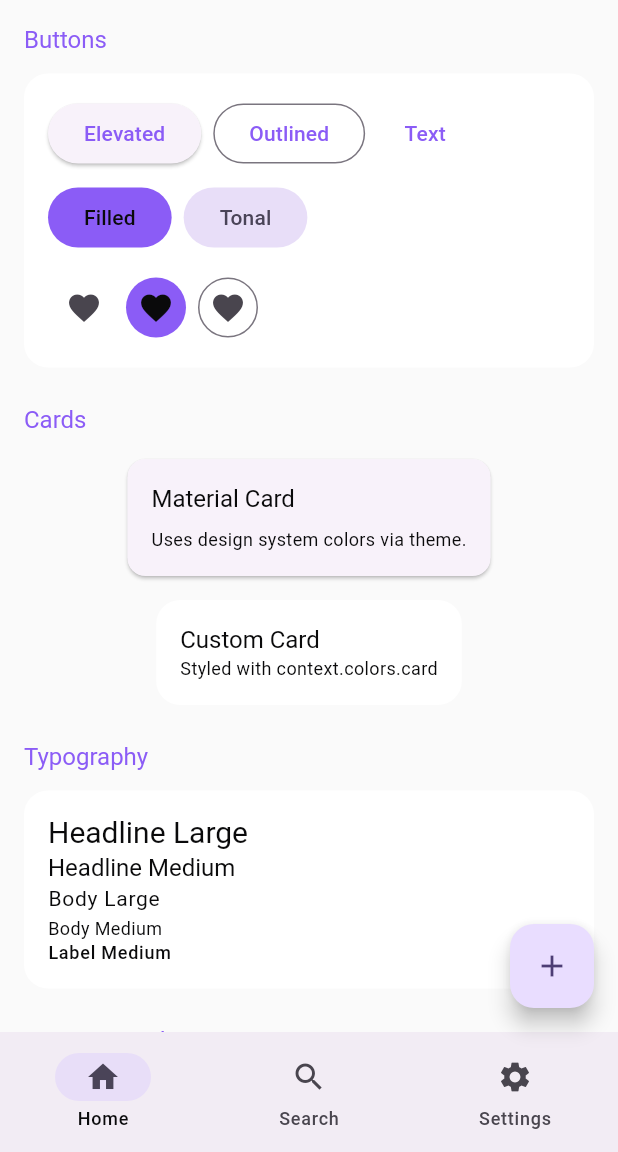
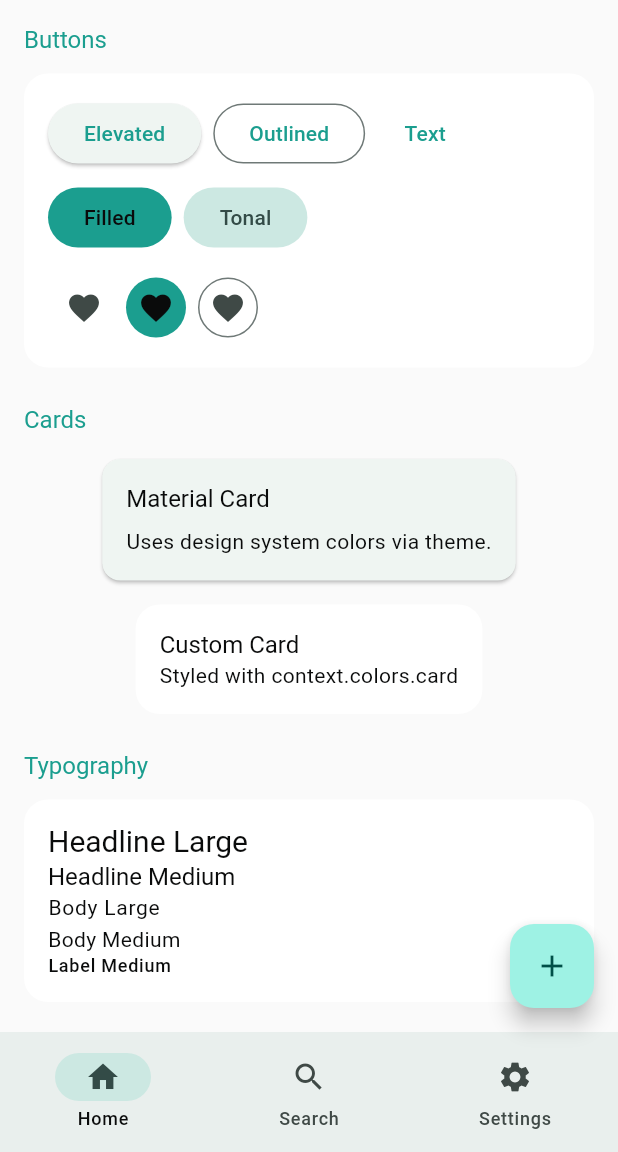
Before and after one commit to Intelligentmobiles-GmbH/im-design-system, a Flutter app: the screen it shows after launch, on a phone screen of 412 x 824 dp, the part 84-1236 px from its top. Run offline on Flutter 3.47's test engine with Material 3 defaults, Android fonts, the phone set to English and light mode, and no system bars; our stand-ins replace google_fonts; Roboto replaces fonts that are missing (IBMPlexSans).

Commit message:
Use a better default color scheme and reduce bodyMedium

```diff
--- a/lib/src/palette.dart
+++ b/lib/src/palette.dart
@@ -6,9 +6,9 @@ import 'package:flutter/material.dart';
 abstract final class AppPalette {
   // Light Mode
   static const background = Color(0xFFFAFAFA);
-  static const foreground = Color(0xFF0A0A0B);
+  static const foreground = Color.fromARGB(255, 10, 11, 11);
   static const card = Color(0xFFFFFFFF);
-  static const primary = Color(0xFF8B5CF6);
+  static const primary = Color(0xFF1B9E8F);
   static const destructive = Color(0xFFEF4444);
   static const success = Color(0xFF16A34A);
   static const warning = Color(0xFFF59E0B);
@@ -18,7 +18,7 @@ abstract final class AppPalette {
   static const darkBackground = Color(0xFF020617);
   static const darkForeground = Color(0xFFF8FAFC);
   static const darkCard = Color(0xFF1E293B);
-  static const darkPrimary = Color(0xFF8B5CF6);
+  static const darkPrimary = Color(0xFF29B8A8);
   static const darkDestructive = Color(0xFF7F1D1D);
   static const darkSuccess = Color(0xFF15803D);
   static const darkWarning = Color(0xFFB45309);
--- a/lib/src/typography.dart
+++ b/lib/src/typography.dart
@@ -28,7 +28,7 @@ TextTheme buildTextTheme({
       fontVariations: const [FontVariation.weight(400)],
     ),
     bodyMedium: TextStyle(
-      fontSize: scale(12),
+      fontSize: scale(14),
       fontFamily: fontFamily,
       fontVariations: const [FontVariation.weight(400)],
     ),
--- a/pubspec.yaml
+++ b/pubspec.yaml
@@ -1,6 +1,6 @@
 name: im_design_base
 description: "A Flutter design system package with color tokens, typography, variable fonts, and ThemeExtension for semantic theming."
-version: 0.0.2
+version: 0.0.3
 homepage: https://github.com/im-design-system
 
 environment:
```
